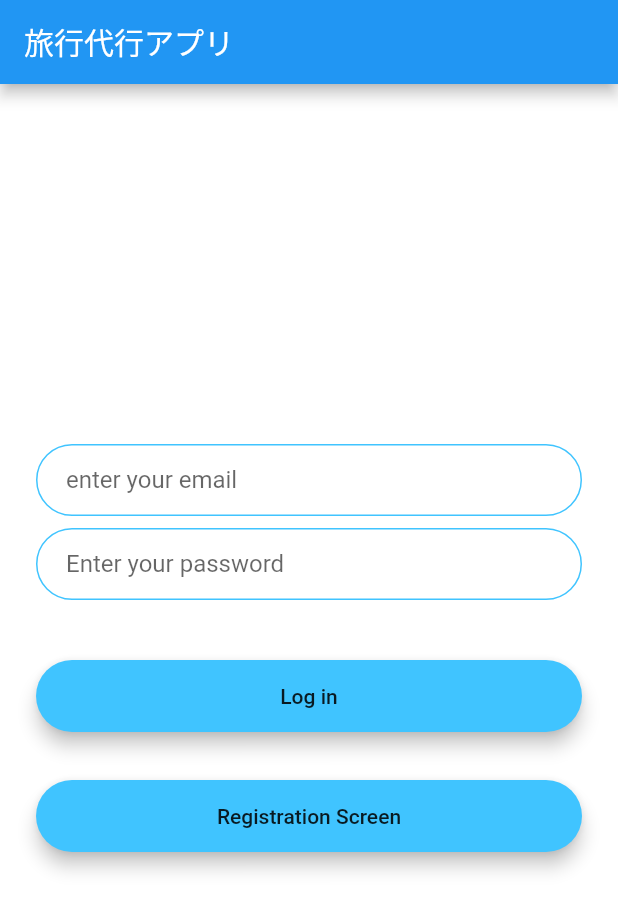
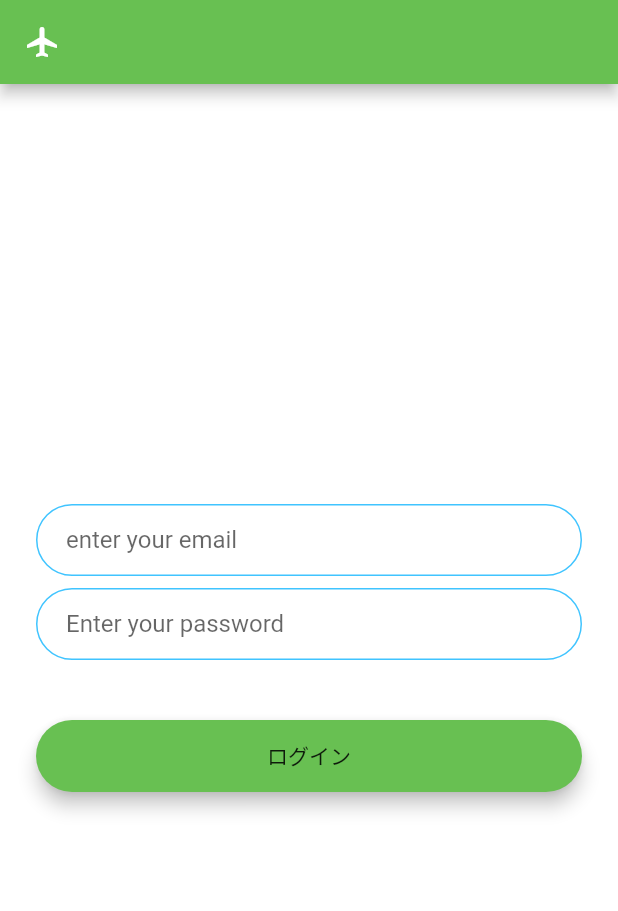
Before and after one commit to kazumasamatsumoto/travel_sample, a Flutter app: the screen it shows after launch, on a phone screen of 412 x 824 dp. Shown: the top 911 px of the screen. Run offline on Flutter 3.47's test engine with Material 2 defaults, Android fonts, the phone set to English and light mode, and no system bars.

Commit message:
デザインカラー設定

```diff
--- a/lib/screens/login_screen.dart
+++ b/lib/screens/login_screen.dart
@@ -14,7 +14,8 @@ class _LoginScreenState extends State<LoginScreen> {
     return Scaffold(
       backgroundColor: Colors.white,
       appBar: AppBar(
-        title: Text('旅行代行アプリ'),
+        title: Icon(Icons.local_airport),
+        backgroundColor: Color(0xFF68C052),
       ),
       body: Padding(
         padding: EdgeInsets.symmetric(horizontal: 24.0),
@@ -87,7 +88,7 @@ class _LoginScreenState extends State<LoginScreen> {
             Padding(
               padding: EdgeInsets.symmetric(vertical: 16.0),
               child: Material(
-                color: Colors.lightBlueAccent,
+                color: Color(0xFF68C052),
                 borderRadius: BorderRadius.all(
                   Radius.circular(30.0),
                 ),
@@ -99,29 +100,29 @@ class _LoginScreenState extends State<LoginScreen> {
                   },
                   minWidth: 200.0,
                   height: 42.0,
-                  child: Text('Log in'),
+                  child: Text('ログイン'),
                 ),
               ),
             ),
-            Padding(
-              padding: EdgeInsets.symmetric(vertical: 16.0),
-              child: Material(
-                color: Colors.lightBlueAccent,
-                borderRadius: BorderRadius.all(
-                  Radius.circular(30.0),
-                ),
-                elevation: 5.0,
-                child: MaterialButton(
-                  onPressed: () {
-                    // Implement login functionality
-                    Navigator.pushNamed(context, RegistrationScreen.id);
-                  },
-                  minWidth: 200.0,
-                  height: 42.0,
-                  child: Text('Registration Screen'),
-                ),
-              ),
-            ),
+            // Padding(
+            //   padding: EdgeInsets.symmetric(vertical: 16.0),
+            //   child: Material(
+            //     color: Colors.lightBlueAccent,
+            //     borderRadius: BorderRadius.all(
+            //       Radius.circular(30.0),
+            //     ),
+            //     elevation: 5.0,
+            //     child: MaterialButton(
+            //       onPressed: () {
+            //         // Implement login functionality
+            //         Navigator.pushNamed(context, RegistrationScreen.id);
+            //       },
+            //       minWidth: 200.0,
+            //       height: 42.0,
+            //       child: Text('Registration Screen'),
+            //     ),
+            //   ),
+            // ),
           ],
         ),
       ),
```
